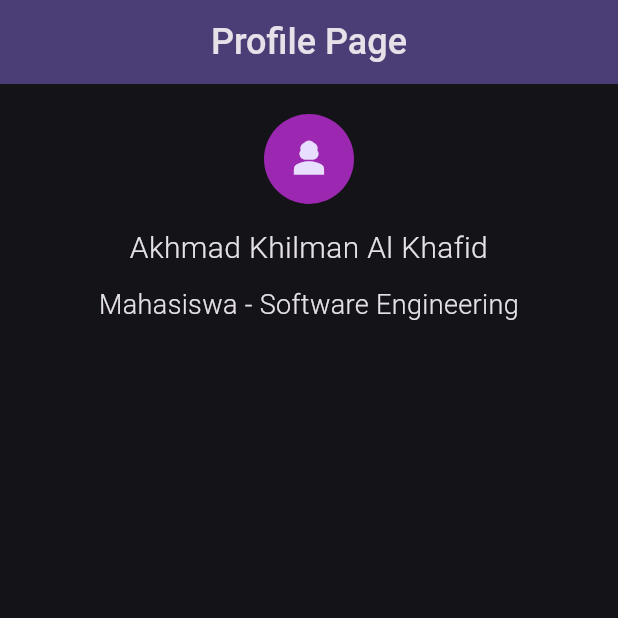
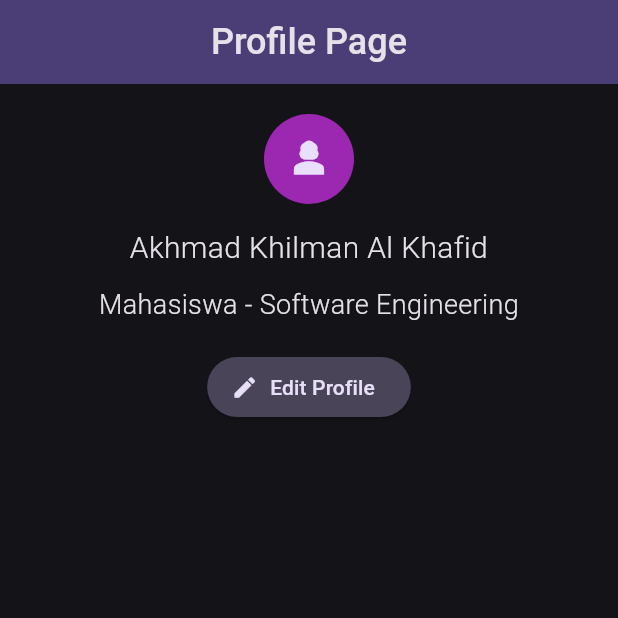
Before and after one commit to AkhmadKhilman/latihan-praktikum-flutter-2, a Flutter app: the screen it shows after launch, on a phone screen of 412 x 824 dp, the top half of it. Run offline on Flutter 3.47's test engine with Material 3 defaults, Android fonts, the phone set to English and light mode, and no system bars.

Commit message:
feat: create edit profile button not yet implemented

```diff
--- a/lib/main.dart
+++ b/lib/main.dart
@@ -76,7 +76,6 @@ class ProfilePage extends StatelessWidget {
                       textAlign: TextAlign.center,
                     ),
 
-                    // Malam refactor: eextract profile status to the view
                     SizedBox(height: 10),
 
                     Text(
@@ -87,6 +86,31 @@ class ProfilePage extends StatelessWidget {
                       ),
                       textAlign: TextAlign.center,
                     ),
+
+                    SizedBox(height: 18),
+
+                    // Fitur Edit Profile - feat: create edit profile button not yet implemented
+                    ElevatedButton.icon(
+                      onPressed: () {
+                        ScaffoldMessenger.of(context).showSnackBar(
+                          const SnackBar(
+                            content: Text("Fitur Edit belum dibuat"),
+                          ),
+                        );
+                      },
+                      icon: Icon(Icons.edit),
+                      label: Text("Edit Profile"),
+                      style: ElevatedButton.styleFrom(
+                        backgroundColor: Theme.of(context)
+                            .colorScheme
+                            .secondaryContainer,
+                        foregroundColor: Theme.of(context)
+                            .colorScheme
+                            .onSecondaryContainer,
+                      ),
+                    ),
+
+                    SizedBox(height: 18),
                   ],
                 ),
               ],
```
